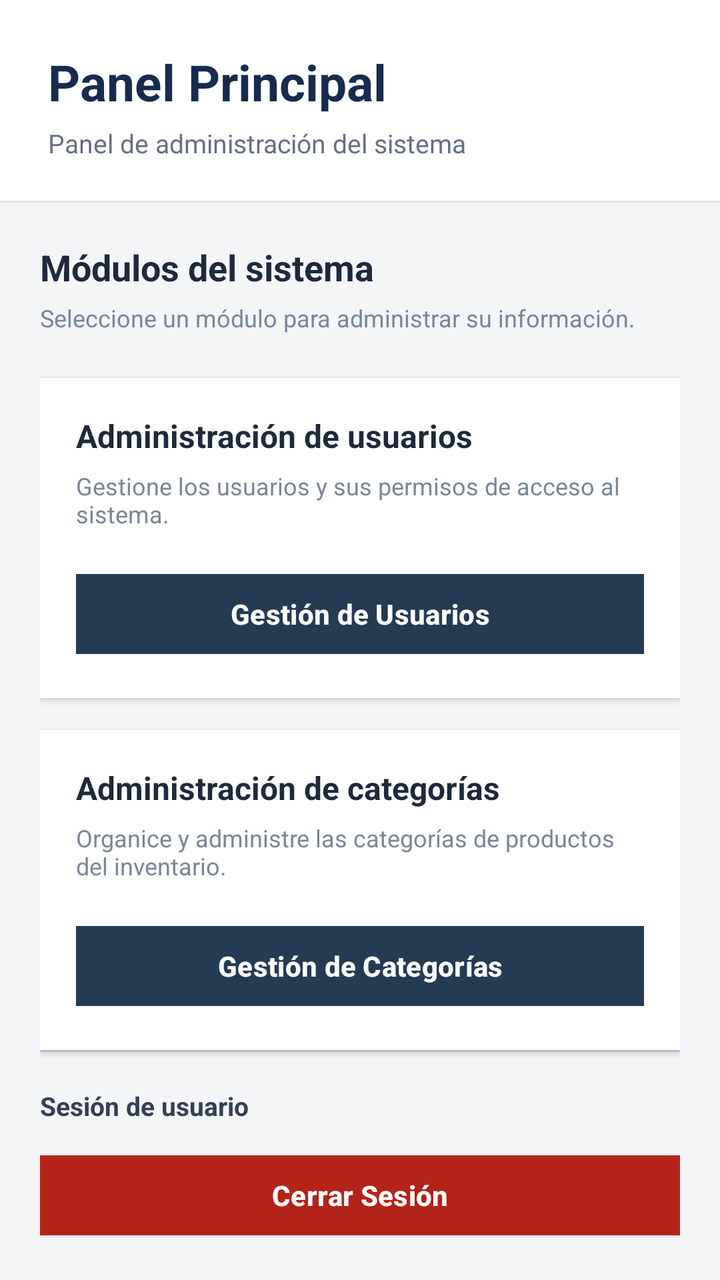
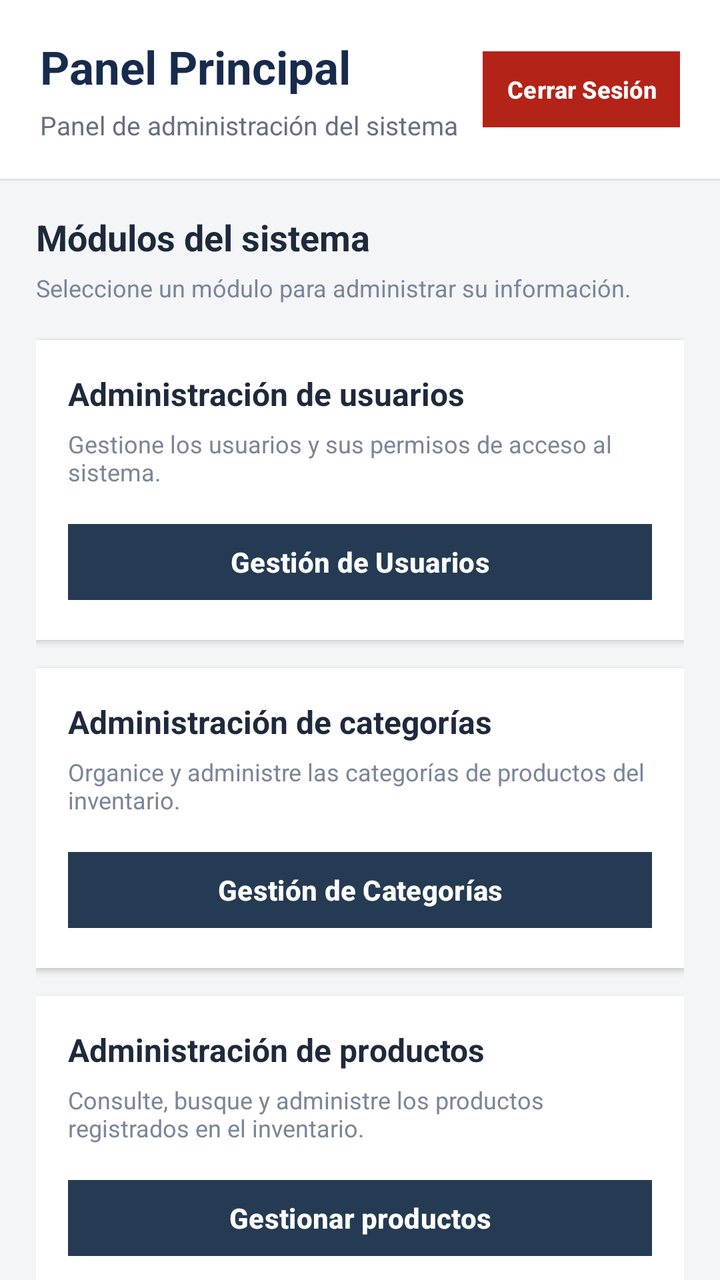

Before-and-after screenshots of an Android layout around one commit, followed by the original layout XML and the change that was made.
<!-- AndroidManifest.xml: application theme Theme.SistemaDeBodega -->
<!-- res/layout/activity_dashboard.xml -->
<?xml version="1.0" encoding="utf-8"?>
<LinearLayout
    xmlns:android="http://schemas.android.com/apk/res/android"
    android:layout_width="match_parent"
    android:layout_height="match_parent"
    android:orientation="vertical"
    android:background="#F3F5F7">

    
    <LinearLayout
        android:layout_width="match_parent"
        android:layout_height="wrap_content"
        android:orientation="vertical"
        android:background="#FFFFFF"
        android:paddingStart="24dp"
        android:paddingEnd="24dp"
        android:paddingTop="24dp"
        android:paddingBottom="20dp">

        <TextView
            android:id="@+id/tvBienvenidaDashboard"
            android:layout_width="match_parent"
            android:layout_height="wrap_content"
            android:text="@string/dashboard_titulo"
            android:textColor="#172B4D"
            android:textSize="25sp"
            android:textStyle="bold" />

        <TextView
            android:layout_width="match_parent"
            android:layout_height="wrap_content"
            android:layout_marginTop="5dp"
            android:text="Panel de administración del sistema"
            android:textColor="#667085"
            android:textSize="13sp" />

    </LinearLayout>

    
    <View
        android:layout_width="match_parent"
        android:layout_height="1dp"
        android:background="#DDE3EA" />

    
    <LinearLayout
        android:layout_width="match_parent"
        android:layout_height="0dp"
        android:layout_weight="1"
        android:orientation="vertical"
        android:padding="20dp">

        
        <TextView
            android:layout_width="match_parent"
            android:layout_height="wrap_content"
            android:text="Módulos del sistema"
            android:textColor="#1E293B"
            android:textSize="18sp"
            android:textStyle="bold"
            android:layout_marginBottom="5dp" />

        <TextView
            android:layout_width="match_parent"
            android:layout_height="wrap_content"
            android:text="Seleccione un módulo para administrar su información."
            android:textColor="#7A8699"
            android:textSize="12sp"
            android:layout_marginBottom="22dp" />

        
        <LinearLayout
            android:layout_width="match_parent"
            android:layout_height="wrap_content"
            android:orientation="vertical"
            android:background="#FFFFFF"
            android:padding="18dp"
            android:elevation="2dp"
            android:layout_marginBottom="16dp">

            <TextView
                android:layout_width="match_parent"
                android:layout_height="wrap_content"
                android:text="Administración de usuarios"
                android:textColor="#1E293B"
                android:textSize="16sp"
                android:textStyle="bold"
                android:layout_marginBottom="6dp" />

            <TextView
                android:layout_width="match_parent"
                android:layout_height="wrap_content"
                android:text="Gestione los usuarios y sus permisos de acceso al sistema."
                android:textColor="#7A8699"
                android:textSize="12sp"
                android:layout_marginBottom="18dp" />

            <Button
                android:id="@+id/btnMenuUsuarios"
                android:layout_width="match_parent"
                android:layout_height="48dp"
                android:backgroundTint="#243B53"
                android:text="@string/menu_usuarios"
                android:textAllCaps="false"
                android:textColor="#FFFFFF"
                android:textSize="14sp"
                android:textStyle="bold"
                android:elevation="0dp" />

        </LinearLayout>

        
        <LinearLayout
            android:layout_width="match_parent"
            android:layout_height="wrap_content"
            android:orientation="vertical"
            android:background="#FFFFFF"
            android:padding="18dp"
            android:elevation="2dp">

            <TextView
                android:layout_width="match_parent"
                android:layout_height="wrap_content"
                android:text="Administración de categorías"
                android:textColor="#1E293B"
                android:textSize="16sp"
                android:textStyle="bold"
                android:layout_marginBottom="6dp" />

            <TextView
                android:layout_width="match_parent"
                android:layout_height="wrap_content"
                android:text="Organice y administre las categorías de productos del inventario."
                android:textColor="#7A8699"
                android:textSize="12sp"
                android:layout_marginBottom="18dp" />

            <Button
                android:id="@+id/btnMenuCategorias"
                android:layout_width="match_parent"
                android:layout_height="48dp"
                android:backgroundTint="#243B53"
                android:text="@string/menu_categorias"
                android:textAllCaps="false"
                android:textColor="#FFFFFF"
                android:textSize="14sp"
                android:textStyle="bold"
                android:elevation="0dp" />

        </LinearLayout>

        
        <View
            android:layout_width="match_parent"
            android:layout_height="0dp"
            android:layout_weight="1" />

        
        <View
            android:layout_width="match_parent"
            android:layout_height="1dp"
            android:background="#D8DEE6"
            android:layout_marginBottom="18dp" />

        <TextView
            android:layout_width="match_parent"
            android:layout_height="wrap_content"
            android:text="Sesión de usuario"
            android:textColor="#344054"
            android:textSize="13sp"
            android:textStyle="bold"
            android:layout_marginBottom="12dp" />

        
        <Button
            android:id="@+id/btnCerrarSesion"
            android:layout_width="match_parent"
            android:layout_height="48dp"
            android:backgroundTint="#B42318"
            android:text="@string/menu_cerrar_sesion"
            android:textAllCaps="false"
            android:textColor="#FFFFFF"
            android:textSize="14sp"
            android:textStyle="bold"
            android:elevation="0dp" />

        <TextView
            android:layout_width="match_parent"
            android:layout_height="wrap_content"
            android:layout_marginTop="16dp"
            android:gravity="center"
            android:text="Sistema de Bodega · Panel de administración"
            android:textColor="#98A2B3"
            android:textSize="11sp" />

    </LinearLayout>

</LinearLayout>
<!-- resources referenced by this layout -->
<resources>
  <string name="dashboard_titulo">Panel Principal</string>
  <string name="menu_categorias">Gestión de Categorías</string>
  <string name="menu_cerrar_sesion">Cerrar Sesión</string>
  <string name="menu_usuarios">Gestión de Usuarios</string>
  <style name="Theme.SistemaDeBodega" parent="Base.Theme.SistemaDeBodega" />
  <style name="Base.Theme.SistemaDeBodega" parent="Theme.Material3.DayNight.NoActionBar">
  
          
          <item name="materialButtonStyle">@style/BotonCuadrado</item>
  
      </style>
  <style name="BotonCuadrado" parent="Widget.Material3.Button">
  
          <item name="cornerRadius">0dp</item>
  
      </style>
</resources>

<!-- the commit's change to res/layout/activity_dashboard.xml (unified diff, before → after) -->
@@ -10,29 +10,58 @@
     <LinearLayout
         android:layout_width="match_parent"
         android:layout_height="wrap_content"
-        android:orientation="vertical"
+        android:orientation="horizontal"
+        android:gravity="center_vertical"
         android:background="#FFFFFF"
-        android:paddingStart="24dp"
-        android:paddingEnd="24dp"
-        android:paddingTop="24dp"
-        android:paddingBottom="20dp">
-
-        <TextView
-            android:id="@+id/tvBienvenidaDashboard"
-            android:layout_width="match_parent"
+        android:paddingStart="20dp"
+        android:paddingEnd="20dp"
+        android:paddingTop="18dp"
+        android:paddingBottom="18dp">
+
+        
+        <LinearLayout
+            android:layout_width="0dp"
             android:layout_height="wrap_content"
-            android:text="@string/dashboard_titulo"
-            android:textColor="#172B4D"
-            android:textSize="25sp"
-            android:textStyle="bold" />
-
-        <TextView
-            android:layout_width="match_parent"
-            android:layout_height="wrap_content"
-            android:layout_marginTop="5dp"
-            android:text="Panel de administración del sistema"
-            android:textColor="#667085"
-            android:textSize="13sp" />
+            android:layout_weight="1"
+            android:orientation="vertical">
+
+            <TextView
+                android:id="@+id/tvBienvenidaDashboard"
+                android:layout_width="match_parent"
+                android:layout_height="wrap_content"
+                android:text="@string/dashboard_titulo"
+                android:textColor="#172B4D"
+                android:textSize="23sp"
+                android:textStyle="bold"
+                android:maxLines="2" />
+
+            <TextView
+                android:layout_width="match_parent"
+                android:layout_height="wrap_content"
+                android:layout_marginTop="5dp"
+                android:text="Panel de administración del sistema"
+                android:textColor="#667085"
+                android:textSize="13sp" />
+
+        </LinearLayout>
+
+        
+        <Button
+            android:id="@+id/btnCerrarSesion"
+            android:layout_width="wrap_content"
+            android:layout_height="46dp"
+            android:layout_marginStart="12dp"
+            android:minWidth="0dp"
+            android:minHeight="0dp"
+            android:paddingStart="12dp"
+            android:paddingEnd="12dp"
+            android:backgroundTint="#B42318"
+            android:text="@string/menu_cerrar_sesion"
+            android:textAllCaps="false"
+            android:textColor="#FFFFFF"
+            android:textSize="12sp"
+            android:textStyle="bold"
+            android:elevation="0dp" />
 
     </LinearLayout>
 
@@ -43,156 +72,182 @@
         android:background="#DDE3EA" />
 
     
-    <LinearLayout
+    <ScrollView
         android:layout_width="match_parent"
         android:layout_height="0dp"
         android:layout_weight="1"
-        android:orientation="vertical"
-        android:padding="20dp">
-
-        
-        <TextView
-            android:layout_width="match_parent"
-            android:layout_height="wrap_content"
-            android:text="Módulos del sistema"
-            android:textColor="#1E293B"
-            android:textSize="18sp"
-            android:textStyle="bold"
-            android:layout_marginBottom="5dp" />
-
-        <TextView
-            android:layout_width="match_parent"
-            android:layout_height="wrap_content"
-            android:text="Seleccione un módulo para administrar su información."
-            android:textColor="#7A8699"
-            android:textSize="12sp"
-            android:layout_marginBottom="22dp" />
-
-        
+        android:fillViewport="true"
+        android:scrollbars="none"
+        android:clipToPadding="false">
+
         <LinearLayout
             android:layout_width="match_parent"
             android:layout_height="wrap_content"
             android:orientation="vertical"
-            android:background="#FFFFFF"
-            android:padding="18dp"
-            android:elevation="2dp"
-            android:layout_marginBottom="16dp">
-
-            <TextView
-                android:layout_width="match_parent"
-                android:layout_height="wrap_content"
-                android:text="Administración de usuarios"
+            android:paddingStart="18dp"
+            android:paddingEnd="18dp"
+            android:paddingTop="16dp"
+            android:paddingBottom="16dp">
+
+            
+            <TextView
+                android:layout_width="match_parent"
+                android:layout_height="wrap_content"
+                android:text="Módulos del sistema"
                 android:textColor="#1E293B"
-                android:textSize="16sp"
+                android:textSize="18sp"
                 android:textStyle="bold"
-                android:layout_marginBottom="6dp" />
-
-            <TextView
-                android:layout_width="match_parent"
-                android:layout_height="wrap_content"
-                android:text="Gestione los usuarios y sus permisos de acceso al sistema."
+                android:layout_marginBottom="5dp" />
+
+            <TextView
+                android:layout_width="match_parent"
+                android:layout_height="wrap_content"
+                android:text="Seleccione un módulo para administrar su información."
                 android:textColor="#7A8699"
                 android:textSize="12sp"
                 android:layout_marginBottom="18dp" />
 
-            <Button
-                android:id="@+id/btnMenuUsuarios"
-                android:layout_width="match_parent"
-                android:layout_height="48dp"
-                android:backgroundTint="#243B53"
-                android:text="@string/menu_usuarios"
-                android:textAllCaps="false"
-                android:textColor="#FFFFFF"
-                android:textSize="14sp"
-                android:textStyle="bold"
-                android:elevation="0dp" />
+            
+            <LinearLayout
+                android:layout_width="match_parent"
+                android:layout_height="wrap_content"
+                android:orientation="vertical"
+                android:background="#FFFFFF"
+                android:padding="16dp"
+                android:elevation="2dp"
+                android:layout_marginBottom="14dp">
+
+                <TextView
+                    android:layout_width="match_parent"
+                    android:layout_height="wrap_content"
+                    android:text="Administración de usuarios"
+                    android:textColor="#1E293B"
+                    android:textSize="16sp"
+                    android:textStyle="bold"
+                    android:layout_marginBottom="6dp" />
+
+                <TextView
+                    android:layout_width="match_parent"
+                    android:layout_height="wrap_content"
+                    android:text="Gestione los usuarios y sus permisos de acceso al sistema."
+                    android:textColor="#7A8699"
+                    android:textSize="12sp"
+                    android:layout_marginBottom="14dp" />
+
+                <Button
+                    android:id="@+id/btnMenuUsuarios"
+                    android:layout_width="match_parent"
+                    android:layout_height="46dp"
+                    android:backgroundTint="#243B53"
+                    android:text="@string/menu_usuarios"
+                    android:textAllCaps="false"
+                    android:textColor="#FFFFFF"
+                    android:textSize="14sp"
+                    android:textStyle="bold"
+                    android:elevation="0dp" />
+
+            </LinearLayout>
+
+            
+            <LinearLayout
+                android:layout_width="match_parent"
+                android:layout_height="wrap_content"
+                android:orientation="vertical"
+                android:background="#FFFFFF"
+                android:padding="16dp"
+                android:elevation="2dp"
+                android:layout_marginBottom="14dp">
+
+                <TextView
+                    android:layout_width="match_parent"
+                    android:layout_height="wrap_content"
+                    android:text="Administración de categorías"
+                    android:textColor="#1E293B"
+                    android:textSize="16sp"
+                    android:textStyle="bold"
+                    android:layout_marginBottom="6dp" />
+
+                <TextView
+                    android:layout_width="match_parent"
+                    android:layout_height="wrap_content"
+                    android:text="Organice y administre las categorías de productos del inventario."
+                    android:textColor="#7A8699"
+                    android:textSize="12sp"
+                    android:layout_marginBottom="14dp" />
+
+                <Button
+                    android:id="@+id/btnMenuCategorias"
+                    android:layout_width="match_parent"
+                    android:layout_height="46dp"
+                    android:backgroundTint="#243B53"
+                    android:text="@string/menu_categorias"
+                    android:textAllCaps="false"
+                    android:textColor="#FFFFFF"
+                    android:textSize="14sp"
+                    android:textStyle="bold"
+                    android:elevation="0dp" />
+
+            </LinearLayout>
+
+            
+            <LinearLayout
+                android:layout_width="match_parent"
+                android:layout_height="wrap_content"
+                android:orientation="vertical"
+                android:background="#FFFFFF"
+                android:padding="16dp"
+                android:elevation="2dp"
+                android:layout_marginBottom="14dp">
+
+                <TextView
+                    android:layout_width="match_parent"
+                    android:layout_height="wrap_content"
+                    android:text="Administración de productos"
+                    android:textColor="#1E293B"
+                    android:textSize="16sp"
+                    android:textStyle="bold"
+                    android:layout_marginBottom="6dp" />
+
+                <TextView
+                    android:layout_width="match_parent"
+                    android:layout_height="wrap_content"
+                    android:text="Consulte, busque y administre los productos registrados en el inventario."
+                    android:textColor="#7A8699"
+                    android:textSize="12sp"
+                    android:layout_marginBottom="14dp" />
+
+                <Button
+                    android:id="@+id/btnMenuProductos"
+                    android:layout_width="match_parent"
+                    android:layout_height="46dp"
+                    android:backgroundTint="#243B53"
+                    android:text="Gestionar productos"
+                    android:textAllCaps="false"
+                    android:textColor="#FFFFFF"
+                    android:textSize="14sp"
+                    android:textStyle="bold"
+                    android:elevation="0dp" />
+
+            </LinearLayout>
+
+            
+            <View
+                android:layout_width="match_parent"
+                android:layout_height="1dp"
+                android:layout_marginTop="4dp"
+                android:layout_marginBottom="12dp"
+                android:background="#D8DEE6" />
+
+            <TextView
+                android:layout_width="match_parent"
+                android:layout_height="wrap_content"
+                android:gravity="center"
+                android:text="Sistema de Bodega · Panel de administración"
+                android:textColor="#98A2B3"
+                android:textSize="11sp" />
 
         </LinearLayout>
 
-        
-        <LinearLayout
-            android:layout_width="match_parent"
-            android:layout_height="wrap_content"
-            android:orientation="vertical"
-            android:background="#FFFFFF"
-            android:padding="18dp"
-            android:elevation="2dp">
-
-            <TextView
-                android:layout_width="match_parent"
-                android:layout_height="wrap_content"
-                android:text="Administración de categorías"
-                android:textColor="#1E293B"
-                android:textSize="16sp"
-                android:textStyle="bold"
-                android:layout_marginBottom="6dp" />
-
-            <TextView
-                android:layout_width="match_parent"
-                android:layout_height="wrap_content"
-                android:text="Organice y administre las categorías de productos del inventario."
-                android:textColor="#7A8699"
-                android:textSize="12sp"
-                android:layout_marginBottom="18dp" />
-
-            <Button
-                android:id="@+id/btnMenuCategorias"
-                android:layout_width="match_parent"
-                android:layout_height="48dp"
-                android:backgroundTint="#243B53"
-                android:text="@string/menu_categorias"
-                android:textAllCaps="false"
-                android:textColor="#FFFFFF"
-                android:textSize="14sp"
-                android:textStyle="bold"
-                android:elevation="0dp" />
-
-        </LinearLayout>
-
-        
-        <View
-            android:layout_width="match_parent"
-            android:layout_height="0dp"
-            android:layout_weight="1" />
-
-        
-        <View
-            android:layout_width="match_parent"
-            android:layout_height="1dp"
-            android:background="#D8DEE6"
-            android:layout_marginBottom="18dp" />
-
-        <TextView
-            android:layout_width="match_parent"
-            android:layout_height="wrap_content"
-            android:text="Sesión de usuario"
-            android:textColor="#344054"
-            android:textSize="13sp"
-            android:textStyle="bold"
-            android:layout_marginBottom="12dp" />
-
-        
-        <Button
-            android:id="@+id/btnCerrarSesion"
-            android:layout_width="match_parent"
-            android:layout_height="48dp"
-            android:backgroundTint="#B42318"
-            android:text="@string/menu_cerrar_sesion"
-            android:textAllCaps="false"
-            android:textColor="#FFFFFF"
-            android:textSize="14sp"
-            android:textStyle="bold"
-            android:elevation="0dp" />
-
-        <TextView
-            android:layout_width="match_parent"
-            android:layout_height="wrap_content"
-            android:layout_marginTop="16dp"
-            android:gravity="center"
-            android:text="Sistema de Bodega · Panel de administración"
-            android:textColor="#98A2B3"
-            android:textSize="11sp" />
-
-    </LinearLayout>
+    </ScrollView>
 
 </LinearLayout>
